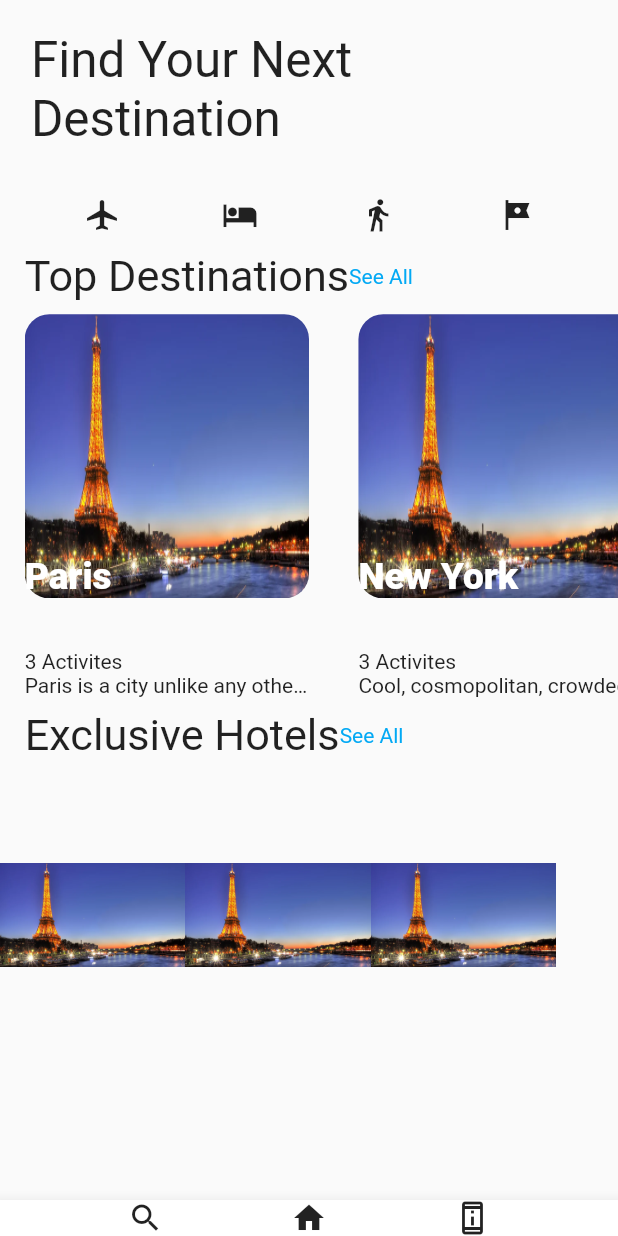
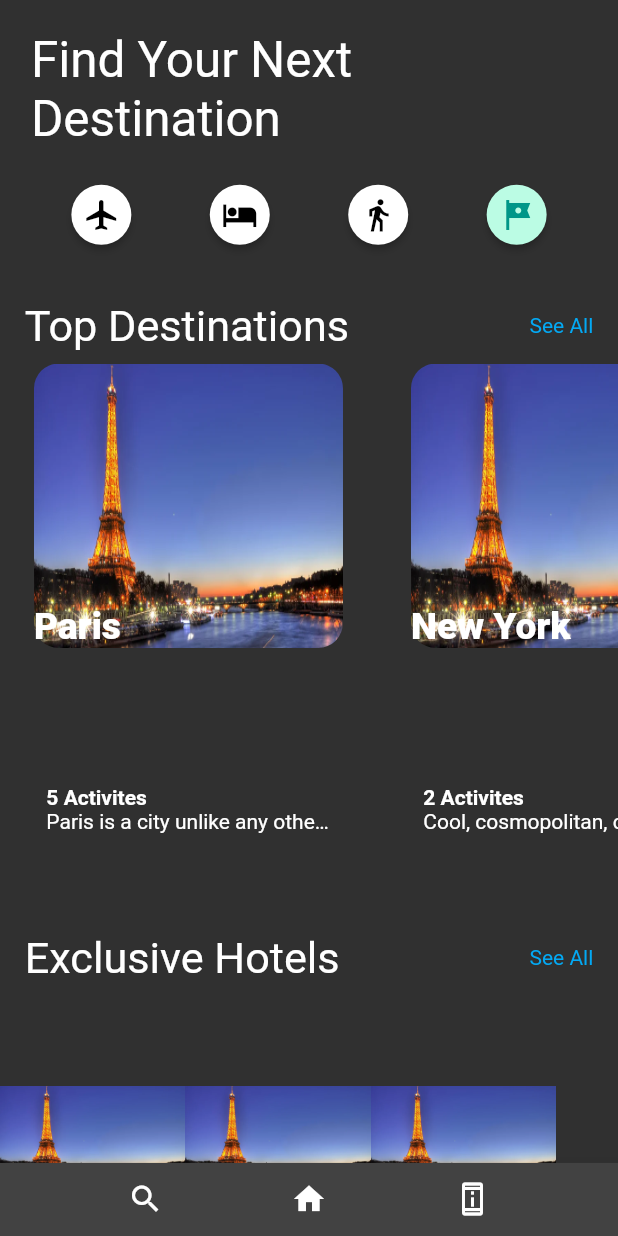
Before and after one commit to L1ght5p33D/travel_app_ui_flutter, a Flutter app: the screen it shows after launch, after a tap on the "tour" icon, on a phone screen of 412 x 824 dp. Run offline on Flutter 3.47's test engine with Material 2 defaults, Android fonts, the phone set to English and light mode, and no system bars.

Commit message:
Icon buttons

```diff
--- a/lib/destinationCaro.dart
+++ b/lib/destinationCaro.dart
@@ -1,17 +1,18 @@
 import 'package:flutter/material.dart';
+import 'package:flutter/rendering.dart';
 import 'package:travel_places_ui/destinationDetail.dart';
 
 List<Map> destinationdata = [
   {
     "destinationName": "Paris",
-    "activityCount": "3 Activites",
+    "activityCount": "5 Activites",
     "description":
         "Paris is a city unlike any other. It is overflowing with culture, history, and beauty. And while people travel to Paris to see the Louvre",
     "img_path": "assets/images/paris_travel.webp"
   },
   {
     "destinationName": "New York",
-    "activityCount": "3 Activites",
+    "activityCount": "2 Activites",
     "description":
         "Cool, cosmopolitan, crowded, constantly evolving … the Big Apple blends big city splendor with small-town charm. Amid New York's iconic landmarks and towering skyscrapers",
     "img_path": "assets/images/paris_travel.webp"
@@ -36,11 +37,14 @@ class _DestinationCarouselState extends State<DestinationCarousel> {
   @override
   Widget build(BuildContext context) {
     var ss = MediaQuery.of(context).size;
-    return Column(
+    return Container(
+        child: Column(
       children: [
         Padding(
             padding: EdgeInsets.symmetric(horizontal: ss.width * .04),
-            child: Row(children: [
+            child: Row(
+                mainAxisAlignment: MainAxisAlignment.spaceBetween,
+                children: [
               Text("Top Destinations",
                   style: TextStyle(fontSize: ss.width * .07)),
               GestureDetector(
@@ -57,7 +61,7 @@ class _DestinationCarouselState extends State<DestinationCarousel> {
               )
             ])),
         SizedBox(
-            height: ss.height * .33,
+            height: ss.height * .43,
             child: ListView.builder(
                 scrollDirection: Axis.horizontal,
                 itemCount: destinationdata.length,
@@ -74,46 +78,61 @@ class _DestinationCarouselState extends State<DestinationCarousel> {
                           }));
                         },
                         child: Container(
-                            width: ss.width * .46,
+                            width: ss.width * .53,
+                          decoration: BoxDecoration(
+                            // color: Colors.black,
+                              color:
+                              Theme.of(context).scaffoldBackgroundColor,
+                              borderRadius: BorderRadius.circular(
+                                  ss.height * .03)),
                             child: Stack(
                               alignment: Alignment.topCenter,
                               children: [
                                 Positioned(
                                     bottom: ss.height * .01,
                                     child: Container(
-                                        height: ss.height * .47,
+                                        height: ss.height * .53,
                                         width: ss.width * .46,
                                         decoration: BoxDecoration(
+                                            // color: Colors.black,
                                             color:
                                                 Theme.of(context).canvasColor,
                                             borderRadius: BorderRadius.circular(
                                                 ss.height * .03)),
                                         child: Column(
+                                          mainAxisSize: MainAxisSize.min,
                                           mainAxisAlignment:
                                               MainAxisAlignment.end,
                                           crossAxisAlignment:
                                               CrossAxisAlignment.start,
                                           children: [
-                                            Text(
+                                        Container(
+                                        // height: ss.height * (.53 - .48 -.02),
+                                          child: Text(
                                               destinationdata[destinations_idx]
                                                   ["activityCount"],
-                                            ),
+                                            style: TextStyle(fontWeight: FontWeight.w700),
+                                            )),
+                                            Padding(
+                                                padding: EdgeInsets.only(bottom:ss.height * (.53 - .48 -.02)),
+                                                child:
                                             Text(
                                               destinationdata[destinations_idx]
                                                   ["description"],
                                               overflow: TextOverflow.ellipsis,
-                                            )
+                                            ))
                                           ],
                                         ))),
                                 Container(
                                   height: ss.width * .46,
+                                  width: ss.width * .5,
                                   child: Stack(children: [
                                     Hero(
                                       tag: destinationdata[destinations_idx]
                                           ["destinationName"],
                                       child: Container(
                                           height: ss.width * .46,
-                                          width: ss.width * .46,
+                                          width: ss.width * .5,
                                           child: ClipRRect(
                                               borderRadius:
                                                   BorderRadius.circular(
@@ -149,6 +168,6 @@ class _DestinationCarouselState extends State<DestinationCarousel> {
                       ));
                 }))
       ],
-    );
+    ));
   }
 }
--- a/lib/hotelCaro.dart
+++ b/lib/hotelCaro.dart
@@ -1,15 +1,16 @@
 import 'package:flutter/material.dart';
+import 'package:flutter/rendering.dart';
 
 List<Map> hoteldata = [
   {
     "hotelName": "Paris",
-    "hotelLocation": "3 Activites",
+    "hotelLocation": "5 Activites",
     "price": "Stuff",
     "img_path": "assets/images/paris_travel.webp"
   },
   {
     "hotelName": "Paris",
-    "hotelLocation": "3 Activites",
+    "hotelLocation": "2 Activites",
     "price": "Stuff",
     "img_path": "assets/images/paris_travel.webp"
   },
@@ -36,7 +37,9 @@ class _HotelCarouselState extends State<HotelCarousel> {
       children: [
         Padding(
             padding: EdgeInsets.symmetric(horizontal: ss.width * .04),
-            child: Row(children: [
+            child: Row(
+                mainAxisAlignment: MainAxisAlignment.spaceBetween,
+                children: [
               Text("Exclusive Hotels",
                   style: TextStyle(fontSize: ss.width * .07)),
               GestureDetector(
@@ -66,7 +69,7 @@ class _HotelCarouselState extends State<HotelCarousel> {
                           alignment: Alignment.topCenter,
                           children: [
                             Positioned(
-                                bottom: ss.height * .01,
+                                bottom: ss.height * .1,
                                 child: Container(
                                     height: ss.height * .15,
                                     decoration: BoxDecoration(
@@ -76,6 +79,7 @@ class _HotelCarouselState extends State<HotelCarousel> {
                                             ss.height * .03)),
                                     child: Column(
                                       mainAxisAlignment: MainAxisAlignment.end,
+                                      mainAxisSize: MainAxisSize.min,
                                       crossAxisAlignment:
                                           CrossAxisAlignment.start,
                                       children: [
--- a/lib/main.dart
+++ b/lib/main.dart
@@ -44,10 +44,11 @@ class _MyAppState extends State<MyApp> {
   @override
   Widget build(BuildContext context) {
     return MaterialApp(
-      title: 'Flutter Demo',
+      title: 'Flutter Travel UI Demo',
       theme: ThemeData(
           primarySwatch: Colors.blue,
           brightness: Brightness.light,
+          scaffoldBackgroundColor: Colors.grey[300],
           textTheme: Theme.of(context).textTheme.apply()),
       darkTheme: ThemeData(
         brightness: Brightness.dark,
--- a/lib/travelHome.dart
+++ b/lib/travelHome.dart
@@ -13,21 +13,71 @@ class TravelHome extends StatefulWidget {
 class _TravelHomeState extends State<TravelHome> {
   bool isdark = false;
 
+  Color airplane_fill_color = Colors.white;
+  Color airplane_icon_color = Colors.black;
+  Color bed_fill_color = Colors.white;
+  Color bed_icon_color = Colors.black;
+  Color walk_fill_color = Colors.white;
+  Color walk_icon_color = Colors.black;
+  Color flag_fill_color = Colors.white;
+  Color flag_icon_color = Colors.black;
+
+  bool airplane_fill_color_active = true;
+  bool bed_fill_color_active = false;
+  bool walk_fill_color_active = false;
+  bool flag_fill_color_active = false;
+
   @override
   Widget build(BuildContext context) {
     var ss = MediaQuery.of(context).size;
+
+    if (airplane_fill_color_active) {
+        airplane_fill_color = Color(0xffbbfce4);
+        airplane_icon_color = Colors.teal;
+    }
+    else{
+        airplane_fill_color = Colors.white;
+        airplane_icon_color = Colors.black;
+         }
+    if (bed_fill_color_active) {
+        bed_fill_color = Color(0xffbbfce4);
+        bed_icon_color = Colors.teal;
+    }
+    else{
+        bed_fill_color = Colors.white;
+        bed_icon_color = Colors.black;
+   }
+    if (walk_fill_color_active) {
+        walk_fill_color = Color(0xffbbfce4);
+        walk_icon_color = Colors.teal;
+    }
+    else{
+        walk_fill_color = Colors.white;
+        walk_icon_color = Colors.black;
+       }
+    if (flag_fill_color_active) {
+        flag_fill_color = Color(0xffbbfce4);
+        flag_icon_color = Colors.teal;
+    }
+    else{
+        flag_fill_color = Colors.white;
+        flag_icon_color = Colors.black;
+ }
     return Scaffold(
       bottomNavigationBar: BottomAppBar(
-          child: Row(
+          child: Padding(
+              padding: EdgeInsets.symmetric(vertical: ss.width * .03),
+              child:Row(
         mainAxisAlignment: MainAxisAlignment.spaceEvenly,
         children: [
           Icon(Icons.search),
           Icon(Icons.home),
           Icon(Icons.perm_device_information_outlined)
         ],
-      )),
+      ))),
       body: Container(
         height: ss.height,
+
         child: ListView(
           children: <Widget>[
             Row(
@@ -44,14 +94,75 @@ class _TravelHomeState extends State<TravelHome> {
         Row(
               mainAxisAlignment: MainAxisAlignment.spaceEvenly,
               children: [
-                IconButton(
-                    onPressed: () {}, icon: Icon(Icons.airplanemode_on_sharp)),
-                IconButton(onPressed: () {}, icon: Icon(Icons.hotel)),
-                IconButton(onPressed: () {}, icon: Icon(Icons.directions_walk)),
-                IconButton(
+                Container(
+                    width: ss.width * .12,
+                    child:
+                RawMaterialButton(
                   onPressed: () {
-                      print("setting dark theme");
-                      if (isdark) {
+                    setState(() {
+                      airplane_fill_color_active = true;
+                      bed_fill_color_active = false;
+                      walk_fill_color_active = false;
+                      flag_fill_color_active = false;
+                    });
+                  },
+                  splashColor: Colors.tealAccent,
+                  elevation: 2.0,
+                  fillColor: airplane_fill_color,
+                  child: Icon(
+                      Icons.airplanemode_on_sharp,
+                  color: airplane_icon_color,
+                  ),
+                  padding: EdgeInsets.all(8.0),
+                  shape: CircleBorder(),
+                )),
+                Container(
+                    width: ss.width * .12,
+                    child:
+                RawMaterialButton(
+                  onPressed: () {
+                    setState(() {
+                      airplane_fill_color_active = false;
+                      bed_fill_color_active = true;
+                      walk_fill_color_active = false;
+                      flag_fill_color_active = false;
+                    });
+                  },
+                  splashColor: Colors.tealAccent,
+                  elevation: 2.0,
+                  fillColor: bed_fill_color,
+                  child: Icon(Icons.hotel,
+                      color: bed_icon_color
+                  ),
+                  padding: EdgeInsets.all(8.0),
+                  shape: CircleBorder(),
+                )),
+                Container(
+                    width: ss.width * .12,
+                    child:
+                RawMaterialButton(
+                  onPressed: () {
+                    setState(() {
+                      airplane_fill_color_active = false;
+                      bed_fill_color_active = false;
+                      walk_fill_color_active = true;
+                      flag_fill_color_active = false;
+                    });
+                  },
+                  splashColor: Colors.tealAccent,
+                  elevation: 2.0,
+                  fillColor: walk_fill_color,
+                  child: Icon(Icons.directions_walk,
+                  color: walk_icon_color,
+                  ),
+                  padding: EdgeInsets.all(8.0),
+                  shape: CircleBorder(),
+                )),
+                Container(
+                    width: ss.width * .12,
+                    child:RawMaterialButton(
+                  onPressed: () {
+                    if (!isdark) {
                     MyApp.of(context).changeTheme(ThemeMode.dark);
                   } else {
                     MyApp.of(context).changeTheme(ThemeMode.light);
@@ -59,12 +170,27 @@ class _TravelHomeState extends State<TravelHome> {
                   setState(() {
                     isdark = !isdark;
                   });
-                      ;
+                  setState(() {
+                    airplane_fill_color_active = false;
+                    bed_fill_color_active = false;
+                    walk_fill_color_active = false;
+                    flag_fill_color_active = true;
+                  });
                   },
-                    icon: Icon(Icons.tour))
+                      splashColor: Colors.tealAccent,
+                  elevation: 2.0,
+                  fillColor: flag_fill_color,
+                  child: Icon(Icons.tour,
+                            color:flag_icon_color
+                  ),
+                  padding: EdgeInsets.all(8.0),
+                  shape: CircleBorder(),
+                )),
               ],
             ),
+            Container(height: ss.height * .04,),
             DestinationCarousel(),
+            Container(height: ss.height * .04,),
             HotelCarousel()
           ],
         ),
```
Lines whose indentation alone changed are shown as unchanged.
